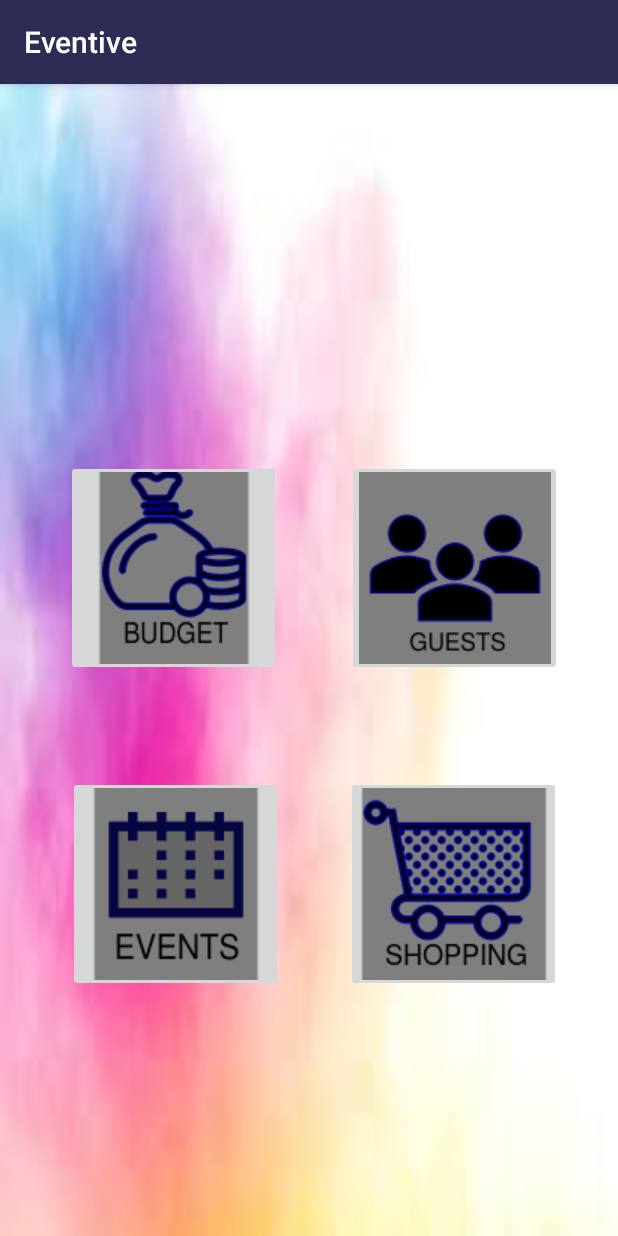
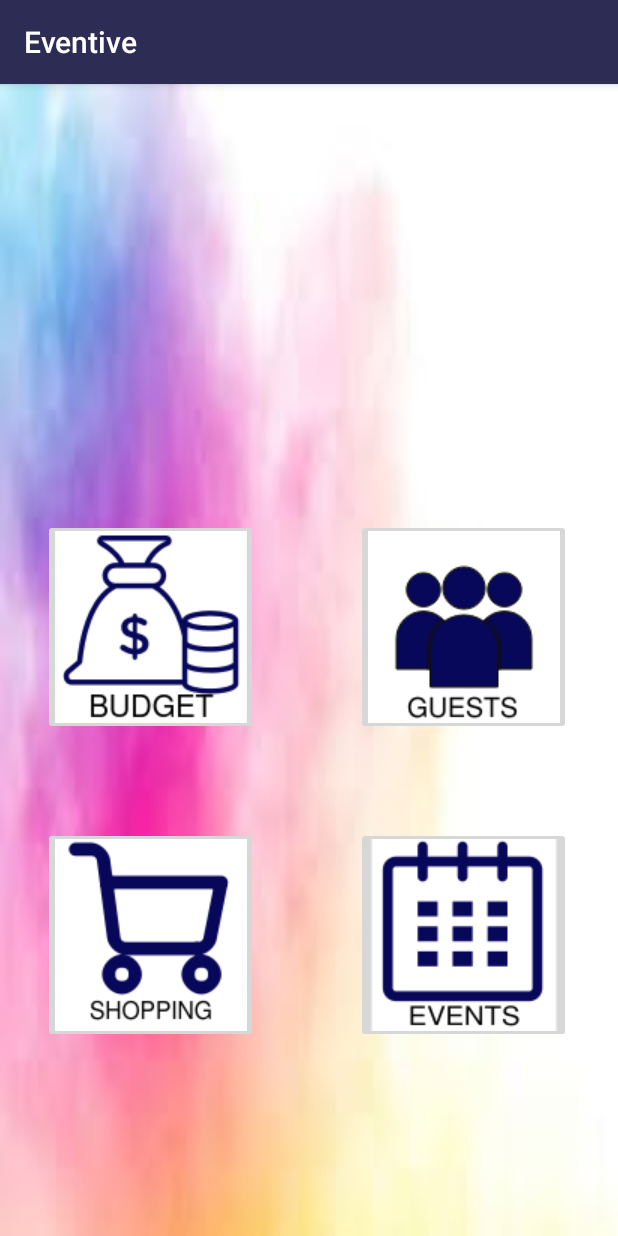
Before and after one commit to VisnaOshani/Eventive_App, an Android app: the Home screen opened directly, with no data from a screen before it, on a phone screen of 412 x 824 dp. Run offline under Robolectric (Android 15) with nearby library versions, the phone set to English and light mode, and no system bars.

Commit message:
New update for home page with image buttons

```diff
--- a/app/src/main/res/layout/activity_home.xml
+++ b/app/src/main/res/layout/activity_home.xml
@@ -8,36 +8,20 @@
     tools:context=".Home">
 
     <ImageButton
-        android:id="@+id/imageButton6"
+        android:id="@+id/imageButton7"
         android:layout_width="143dp"
         android:layout_height="144dp"
         android:layout_marginStart="8dp"
         android:layout_marginTop="8dp"
         android:layout_marginEnd="8dp"
         android:layout_marginBottom="8dp"
-        app:layout_constraintBottom_toBottomOf="parent"
-        app:layout_constraintEnd_toEndOf="parent"
-        app:layout_constraintHorizontal_bias="0.884"
-        app:layout_constraintStart_toStartOf="parent"
-        app:layout_constraintTop_toTopOf="parent"
-        app:layout_constraintVertical_bias="0.399"
-        app:srcCompat="@drawable/guests" />
-
-    <ImageButton
-        android:id="@+id/imageButton7"
-        android:layout_width="143dp"
-        android:layout_height="144dp"
-        android:layout_marginStart="44dp"
-        android:layout_marginTop="8dp"
-        android:layout_marginEnd="8dp"
-        android:layout_marginBottom="8dp"
         android:onClick="budget"
         app:layout_constraintBottom_toBottomOf="parent"
         app:layout_constraintEnd_toEndOf="parent"
-        app:layout_constraintHorizontal_bias="0.0"
+        app:layout_constraintHorizontal_bias="0.083"
         app:layout_constraintStart_toStartOf="parent"
         app:layout_constraintTop_toTopOf="parent"
-        app:layout_constraintVertical_bias="0.399"
+        app:layout_constraintVertical_bias="0.464"
         app:srcCompat="@drawable/budget" />
 
     <ImageButton
@@ -50,11 +34,11 @@
         android:layout_marginBottom="8dp"
         app:layout_constraintBottom_toBottomOf="parent"
         app:layout_constraintEnd_toEndOf="parent"
-        app:layout_constraintHorizontal_bias="0.148"
+        app:layout_constraintHorizontal_bias="0.908"
         app:layout_constraintStart_toStartOf="parent"
         app:layout_constraintTop_toTopOf="parent"
-        app:layout_constraintVertical_bias="0.746"
-        app:srcCompat="@drawable/events1" />
+        app:layout_constraintVertical_bias="0.464"
+        app:srcCompat="@drawable/guests" />
 
     <ImageButton
         android:id="@+id/imageButton3"
@@ -66,10 +50,26 @@
         android:layout_marginBottom="8dp"
         app:layout_constraintBottom_toBottomOf="parent"
         app:layout_constraintEnd_toEndOf="parent"
-        app:layout_constraintHorizontal_bias="0.88"
+        app:layout_constraintHorizontal_bias="0.083"
         app:layout_constraintStart_toStartOf="parent"
         app:layout_constraintTop_toTopOf="parent"
-        app:layout_constraintVertical_bias="0.746"
-        app:srcCompat="@drawable/shopping1" />
+        app:layout_constraintVertical_bias="0.802"
+        app:srcCompat="@drawable/shopping" />
+
+    <ImageButton
+        android:id="@+id/imageButton4"
+        android:layout_width="143dp"
+        android:layout_height="144dp"
+        android:layout_marginStart="8dp"
+        android:layout_marginTop="8dp"
+        android:layout_marginEnd="8dp"
+        android:layout_marginBottom="8dp"
+        app:layout_constraintBottom_toBottomOf="parent"
+        app:layout_constraintEnd_toEndOf="parent"
+        app:layout_constraintHorizontal_bias="0.908"
+        app:layout_constraintStart_toStartOf="parent"
+        app:layout_constraintTop_toTopOf="parent"
+        app:layout_constraintVertical_bias="0.802"
+        app:srcCompat="@drawable/event" />
 
 </androidx.constraintlayout.widget.ConstraintLayout>
```
Also changed, not shown: app/src/main/res/drawable/budget.png, app/src/main/res/drawable/event.png (added), app/src/main/res/drawable/events1.png (deleted), app/src/main/res/drawable/guests.png, app/src/main/res/drawable/shopping.png (added), app/src/main/res/drawable/shopping1.png (deleted).
